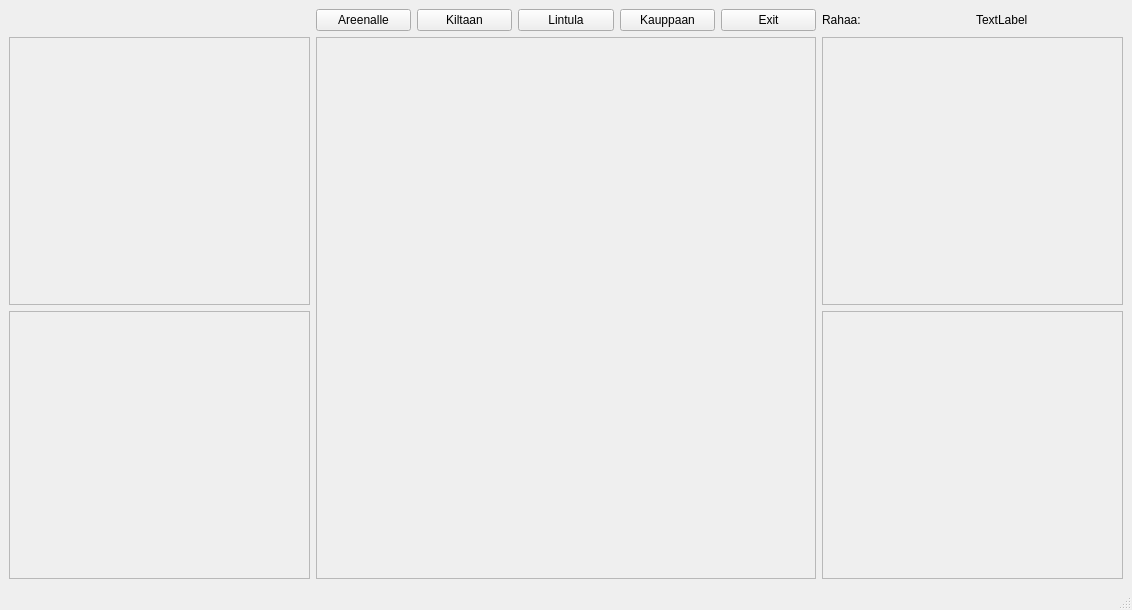
The window that areenapeli/mainwindow.ui (Aivoapina/ohjsuun_tomato3) describes before a commit, drawn with Qt 5.
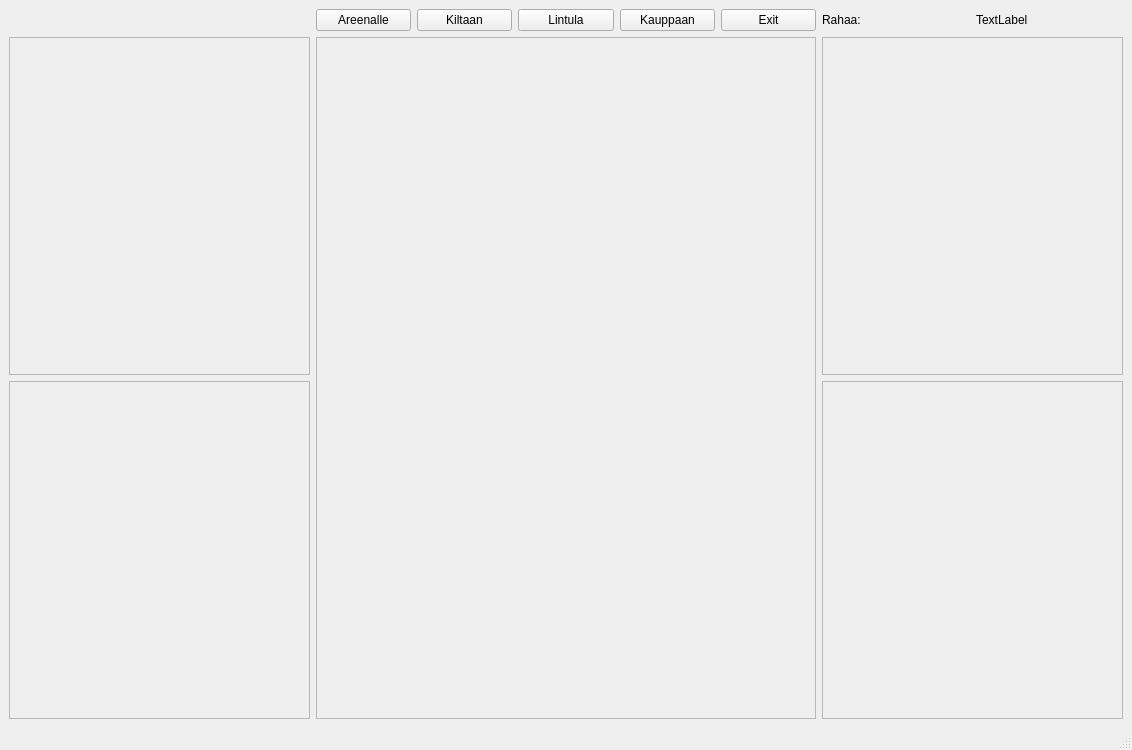
The same window after the commit. Custom widgets are drawn as their Qt base class.

What changed in the file:
```diff
--- a/areenapeli/mainwindow.ui
+++ b/areenapeli/mainwindow.ui
@@ -7,7 +7,7 @@
     <x>0</x>
     <y>0</y>
     <width>1132</width>
-    <height>610</height>
+    <height>750</height>
    </rect>
   </property>
   <property name="windowTitle">
```
Left out of the diff: 2 changed lines with no effect on the pictures.
